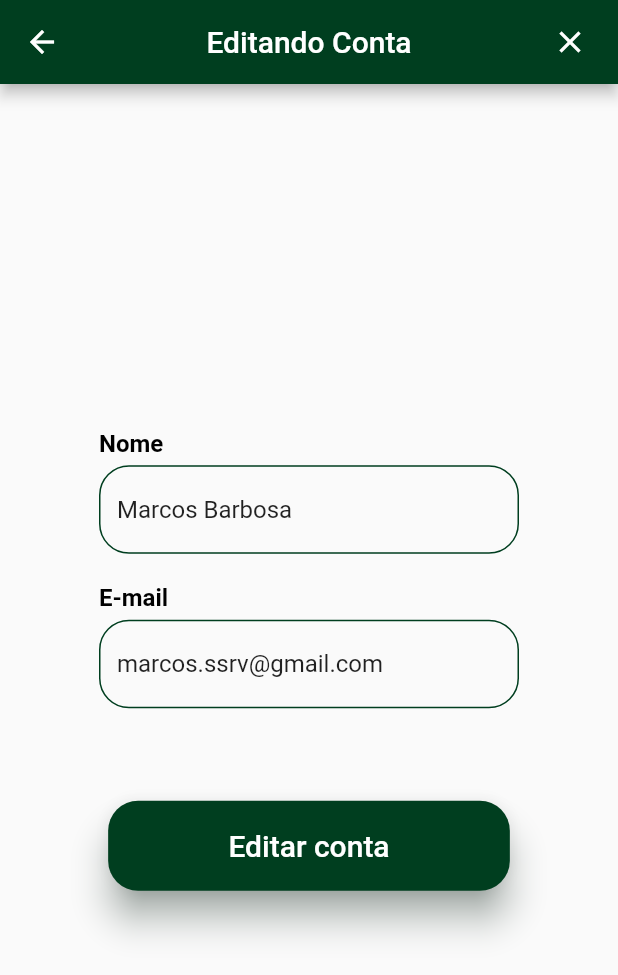
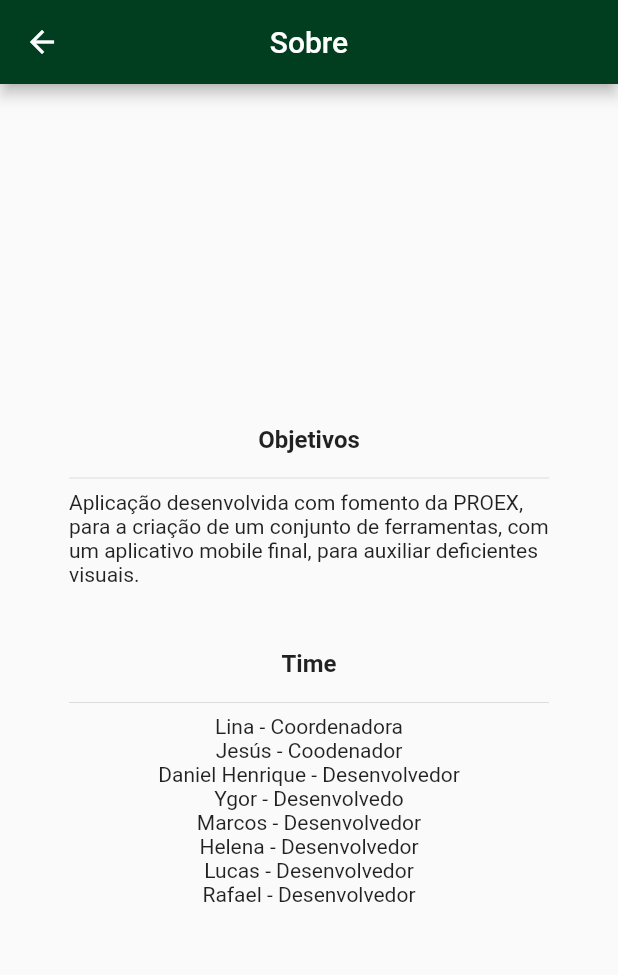
Before and after one commit to marcos-bah/modulo1_deficientes_visuais_proex, a Flutter app: the screen it shows after launch, on a phone screen of 412 x 824 dp. Shown: the top 975 px of the screen. Run offline on Flutter 3.47's test engine with Material 2 defaults, Android fonts, the phone set to English and light mode, and no system bars; our stand-ins replace rx_notifier; Roboto replaces fonts that are missing (Manrope).

Commit message:
[ADD] Adicioanndo view inicial

```diff
--- a/lib/src/app/app.widget.dart
+++ b/lib/src/app/app.widget.dart
@@ -1,4 +1,5 @@
 import 'package:flutter/material.dart';
+import 'package:modulo1_deficientes_visuais_proex/src/features/about/about.view.dart';
 import 'package:modulo1_deficientes_visuais_proex/src/features/create-account/create_account.view.dart';
 import 'package:modulo1_deficientes_visuais_proex/src/features/edit-account/edit_account.view.dart';
 import 'package:modulo1_deficientes_visuais_proex/src/features/login/login.view.dart';
@@ -15,7 +16,7 @@ class AppWidget extends StatelessWidget {
       theme: ThemeData(
         primarySwatch: Colors.green,
       ),
-      initialRoute: "/edit-account",
+      initialRoute: "/about",
       routes: {
         "/": (context) => LoginView(),
         "/login": (context) => LoginView(),
@@ -24,6 +25,7 @@ class AppWidget extends StatelessWidget {
         "/edit-account": (context) => EditAccountView(
               id: "uid",
             ),
+        "/about": (context) => AboutView(),
       },
     );
   }
--- /dev/null
+++ b/lib/src/features/about/about.view.dart
@@ -0,0 +1,88 @@
+import 'package:flutter/material.dart';
+import 'package:modulo1_deficientes_visuais_proex/src/app/app.color.dart';
+
+class AboutView extends StatefulWidget {
+  const AboutView({Key? key}) : super(key: key);
+
+  @override
+  _AboutViewState createState() => _AboutViewState();
+}
+
+class _AboutViewState extends State<AboutView> {
+  @override
+  Widget build(BuildContext context) {
+    Size size = MediaQuery.of(context).size;
+    return Scaffold(
+      appBar: AppBar(
+        title: Text("Sobre"),
+        centerTitle: true,
+        backgroundColor: AppColors.primary,
+      ),
+      body: Center(
+        child: SingleChildScrollView(
+          child: Container(
+            width: size.width < 320 ? size.width * 0.8 : 320,
+            height: size.height - 80,
+            alignment: Alignment.centerLeft,
+            child: Column(
+              children: [
+                Spacer(
+                  flex: 6,
+                ),
+                Padding(
+                  padding: const EdgeInsets.all(8.0),
+                  child: Text(
+                    "Objetivos",
+                    style: TextStyle(fontSize: 16, fontWeight: FontWeight.bold),
+                  ),
+                ),
+                Divider(),
+                Text(
+                  "Aplicação desenvolvida com fomento da PROEX, para a criação de um conjunto de ferramentas, com um aplicativo mobile final, para auxiliar deficientes visuais.",
+                ),
+                Spacer(
+                  flex: 1,
+                ),
+                Padding(
+                  padding: const EdgeInsets.all(8.0),
+                  child: Text(
+                    "Time",
+                    style: TextStyle(fontSize: 16, fontWeight: FontWeight.bold),
+                  ),
+                ),
+                Divider(),
+                Text(
+                  "Lina - Coordenadora",
+                ),
+                Text(
+                  "Jesús - Coodenador",
+                ),
+                Text(
+                  "Daniel Henrique - Desenvolvedor",
+                ),
+                Text(
+                  "Ygor - Desenvolvedo",
+                ),
+                Text(
+                  "Marcos - Desenvolvedor",
+                ),
+                Text(
+                  "Helena - Desenvolvedor",
+                ),
+                Text(
+                  "Lucas - Desenvolvedor",
+                ),
+                Text(
+                  "Rafael - Desenvolvedor",
+                ),
+                Spacer(
+                  flex: 6,
+                ),
+              ],
+            ),
+          ),
+        ),
+      ),
+    );
+  }
+}
```
Also changed, not shown: 1 other file.
